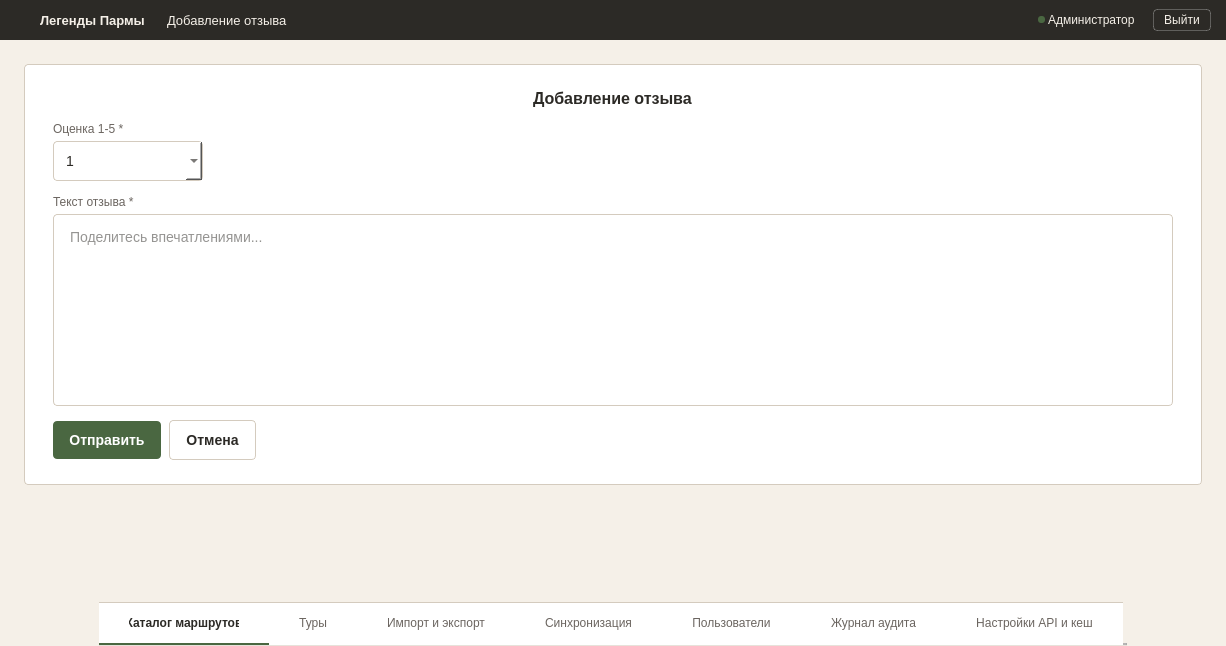
First picture: the form in ui/windows/add_review_window.ui, repository nikolas-po/legends_parma, before the edit.
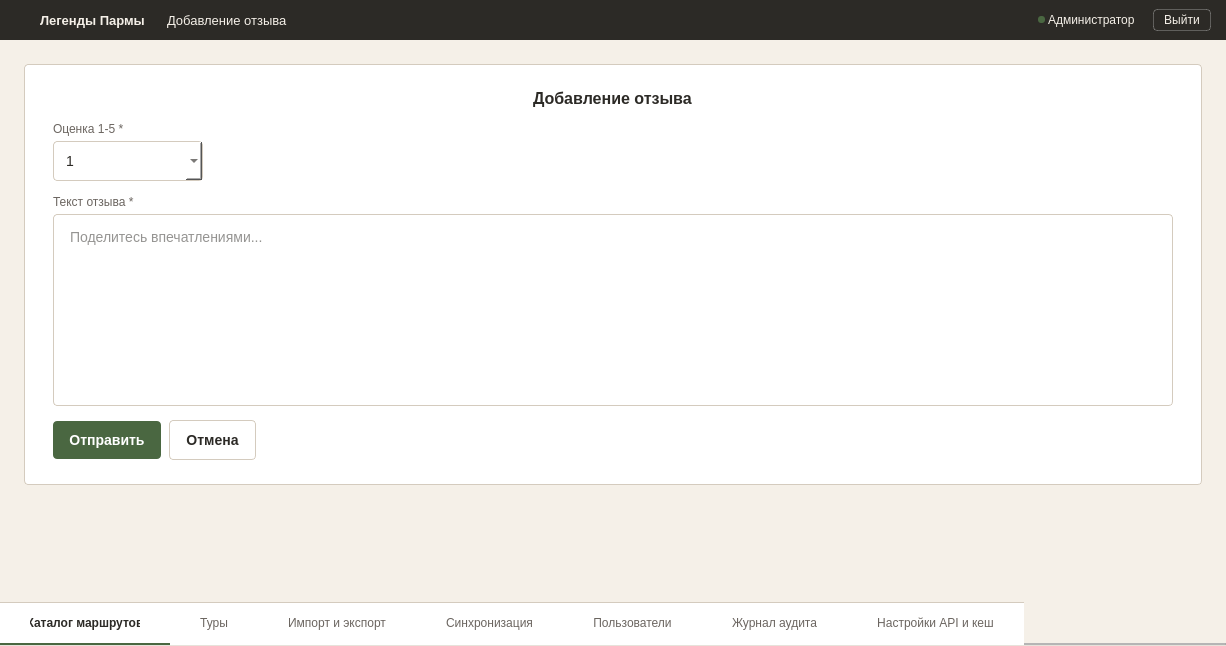
Second picture: the form after the edit. Icons and pictures are not drawn.

Diff of the .ui file:
```diff
--- a/ui/windows/add_review_window.ui
+++ b/ui/windows/add_review_window.ui
@@ -207,9 +207,11 @@
       <property name="sizeHint" stdset="0"><size><width>20</width><height>40</height></size></property>
      </spacer>
     </item>
-    <item alignment="Qt::AlignmentFlag::AlignHCenter">
-     <widget class="QTabWidget" name="tabWidget">
-      <property name="sizePolicy"><sizepolicy hsizetype="Maximum" vsizetype="Fixed"><horstretch>0</horstretch><verstretch>0</verstretch></sizepolicy></property>
+    <item>
+      <widget class='QTabWidget' name='tabWidget'>
+        <property name='sizePolicy'>
+          <sizepolicy hsizetype='Expanding' vsizetype='Fixed'>
+            <horstretch>1</horstretch><verstretch>0</verstretch></sizepolicy></property>
       <property name="minimumSize"><size><width>0</width><height>44</height></size></property>
       <property name="maximumSize"><size><width>16777215</width><height>44</height></size></property>
       <property name="tabPosition"><enum>QTabWidget::TabPosition::North</enum></property>
```
Left out of the diff: 6 changed lines with no effect on the pictures.
